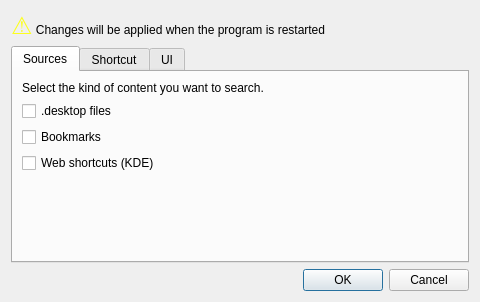
This is settings.ui in ltworf/trabucco as Qt 5 draws it before an edit. The edited form follows.
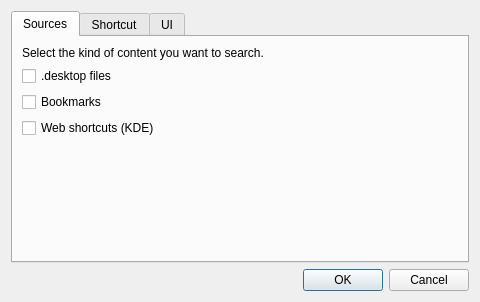
This is the edited form.

Commit message:
Remove warning about manually restarting trabucco
The sign is no longer necessary, and apparently users weren't
reading it anyway.

Patch:
```diff
--- a/settings.ui
+++ b/settings.ui
@@ -14,13 +14,6 @@
    <string>Dialog</string>
   </property>
   <layout class="QVBoxLayout" name="verticalLayout">
-   <item>
-    <widget class="QLabel" name="label_4">
-     <property name="text">
-      <string>&lt;html&gt;&lt;head/&gt;&lt;body&gt;&lt;p&gt;&lt;span style=&quot; font-size:18pt; font-weight:600; color:#fcff1c;&quot;&gt;⚠&lt;/span&gt; Changes will be applied when the program is restarted&lt;/p&gt;&lt;/body&gt;&lt;/html&gt;</string>
-     </property>
-    </widget>
-   </item>
    <item>
     <widget class="QTabWidget" name="tabWidget">
      <property name="currentIndex">
```
